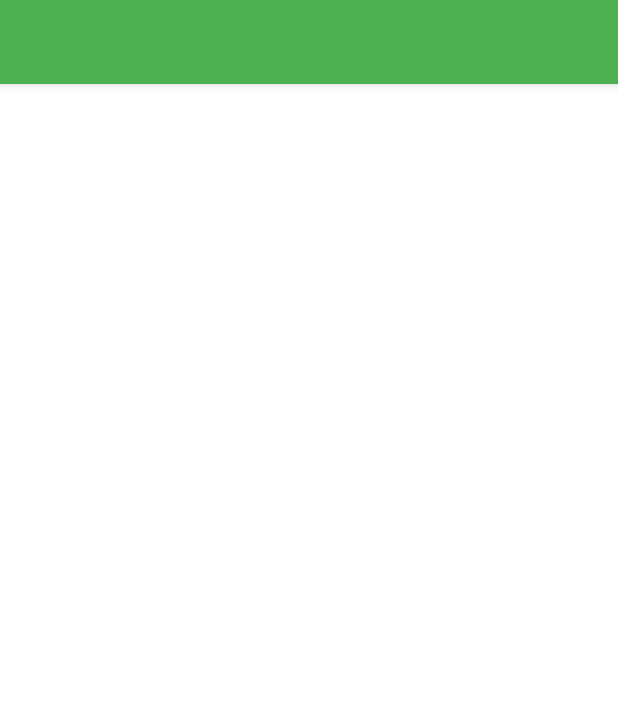
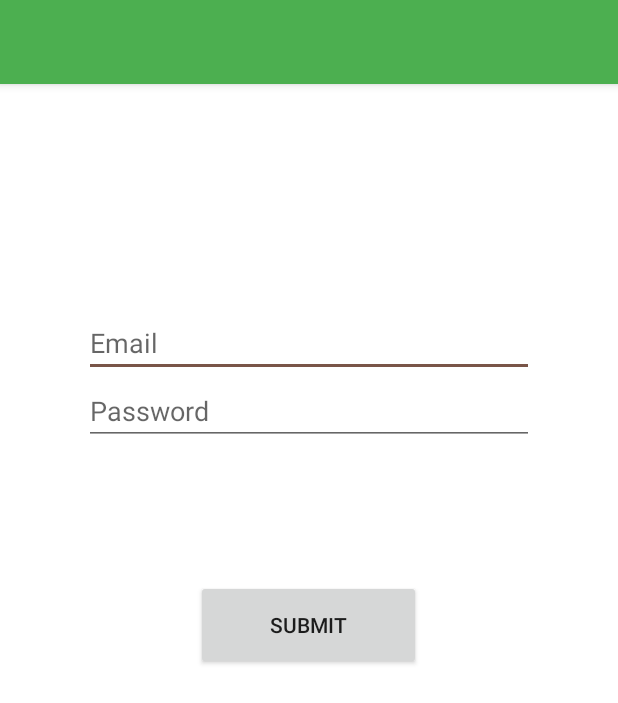
Before and after one commit to Glasgow2015/team-2, an Android app: the layout activity_sign_in.xml on its own in the app's theme, with its tools: preview values and no code run, on a phone screen of 412 x 824 dp. Shown: the top 703 px of the screen. Run offline under Robolectric (Android 15) with nearby library versions, the phone set to English and light mode, and no system bars.

Commit message:
editing sign up

```diff
--- a/mobileapp/app/src/main/res/layout/activity_login_screen.xml
+++ b/mobileapp/app/src/main/res/layout/activity_login_screen.xml
@@ -27,7 +27,8 @@
         android:text="@string/sign_up_text"
         android:id="@+id/b_sign_up"
         android:layout_above="@+id/b_sign_in"
-        android:layout_centerHorizontal="true" />
+        android:layout_centerHorizontal="true"
+        android:onClick="signUp" />
 
     <Button
         android:layout_width="240dp"
@@ -36,7 +37,8 @@
         android:id="@+id/b_sign_in"
         android:layout_alignParentBottom="true"
         android:layout_centerHorizontal="true"
-        android:layout_marginBottom="16dp"/>
+        android:layout_marginBottom="16dp"
+        android:onClick="signIn"/>
 
 
 </RelativeLayout>
--- a/mobileapp/app/src/main/res/layout/activity_sign_in.xml
+++ b/mobileapp/app/src/main/res/layout/activity_sign_in.xml
@@ -8,4 +8,38 @@
         android:id="@+id/app_bar"
         layout="@layout/app_bar" />
 
+
+
+    <EditText
+        android:layout_width="wrap_content"
+        android:layout_height="wrap_content"
+        android:id="@+id/et_email"
+        android:hint="@string/signup_email"
+        android:width="300dp"
+        android:layout_below="@+id/app_bar"
+        android:layout_marginTop="150dp"
+        android:layout_centerHorizontal="true"
+        android:inputType="textEmailAddress" />
+
+    <EditText
+        android:layout_width="wrap_content"
+        android:layout_height="wrap_content"
+        android:inputType="textPassword"
+        android:width="300dp"
+        android:id="@+id/et_password"
+        android:hint="@string/signup_password"
+        android:layout_below="@+id/et_email"
+        android:layout_alignLeft="@+id/et_email"
+        android:layout_alignStart="@+id/et_email" />
+
+    <Button
+        android:layout_width="150dp"
+        android:layout_height="60dp"
+        android:text="Submit"
+        android:id="@+id/b_submit"
+        android:layout_marginTop="90dp"
+        android:layout_centerVertical="true"
+        android:layout_centerHorizontal="true"
+        android:layout_below="@+id/et_password"
+        android:onClick="submitSignIn" />
 </RelativeLayout>
```
Also changed, not shown: mobileapp/app/src/main/java/uk/org/urbanroots/activities/LoginScreen.java (+10 -0 lines), mobileapp/app/src/main/java/uk/org/urbanroots/activities/SignInActivity.java (+29 -0 lines).
